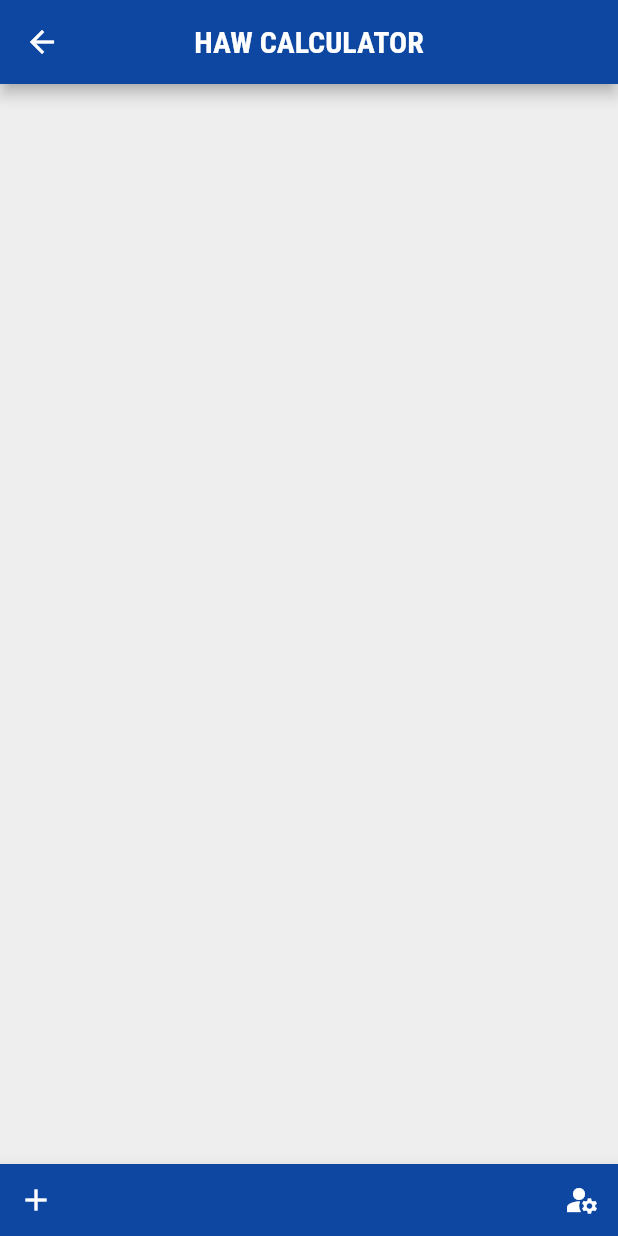
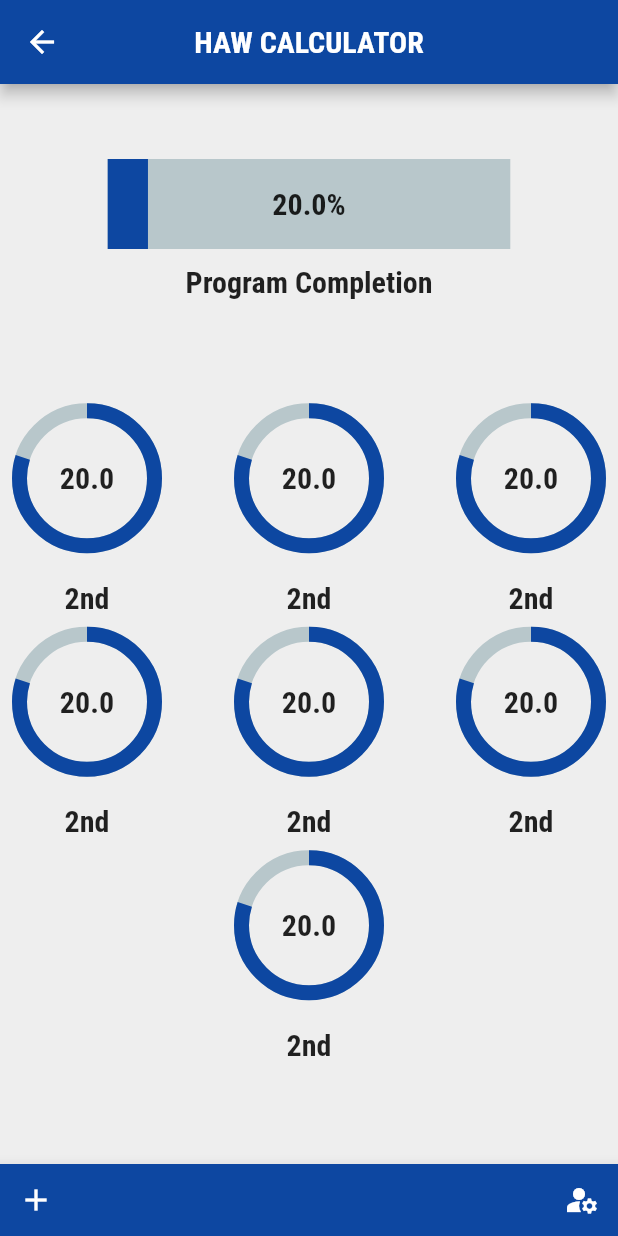
Before and after one commit to HussamKayed/Student_Assistant, a Flutter app: the SemestersSummaryScreen screen opened by its route, after a tap on the "manage accounts" icon, on a phone screen of 412 x 824 dp. Run offline on Flutter 3.47's test engine with Material 2 defaults, Android fonts, the phone set to English and light mode, and no system bars; drawn by our look-alikes of percent_indicator.

Commit message:
structure and most of UI

```diff
--- a/lib/screens/gpa_summary_screen.dart
+++ b/lib/screens/gpa_summary_screen.dart
@@ -1,56 +1,9 @@
 import 'package:flutter/material.dart';
-import 'package:ie_gpa_calculator/screens/subjects_detail_screen.dart';
+
+import '../widgets/gpa_summary_widget.dart';
 
 class GpaSummaryScreen extends StatelessWidget {
   static const String routeName = '/gpa-summary-screen';
-  double grade = 12.85;
-
-  Widget _buildTextInfo(String identificationText, BuildContext ctx) {
-    return Text(identificationText, style: Theme.of(ctx).textTheme.headline6);
-  }
-
-  Widget _buildPageInfo(BuildContext ctx) {
-    return Container(
-        height: MediaQuery.of(ctx).size.height * 0.8,
-        child: Padding(
-          padding: const EdgeInsets.symmetric(horizontal: 10),
-          child: Row(
-            mainAxisAlignment: MainAxisAlignment.spaceBetween,
-            children: [
-              Column(
-                mainAxisAlignment: MainAxisAlignment.spaceBetween,
-                children: [
-                  _buildTextInfo('Acquired Credit Points', ctx),
-                  _buildTextInfo('German System GPA', ctx),
-                  _buildTextInfo('US System GPA', ctx),
-                  _buildTextInfo('HAW System GPA', ctx)
-                ],
-              ),
-              Column(
-                mainAxisAlignment: MainAxisAlignment.spaceAround,
-                children: [
-                  _buildBoxContainer(ctx, grade),
-                  _buildBoxContainer(ctx, grade),
-                  _buildBoxContainer(ctx, grade),
-                  _buildBoxContainer(ctx, grade),
-                ],
-              )
-            ],
-          ),
-        ));
-  }
-
-  Widget _buildBoxContainer(BuildContext ctx, double grade) {
-    return Container(
-        width: MediaQuery.of(ctx).size.width * 0.25,
-        height: MediaQuery.of(ctx).size.width * 0.25,
-        child: Center(
-            child: Text("12.312", style: Theme.of(ctx).textTheme.headline6)),
-        decoration: BoxDecoration(
-            color: Theme.of(ctx).canvasColor,
-            border: Border.all(color: Theme.of(ctx).primaryColor, width: 10),
-            borderRadius: BorderRadius.circular(10)));
-  }
 
   @override
   Widget build(BuildContext context) {
@@ -61,43 +14,6 @@ class GpaSummaryScreen extends StatelessWidget {
           centerTitle: true,
           backgroundColor: Theme.of(context).primaryColor,
         ),
-        body: Container(
-          height: MediaQuery.of(context).size.height * 0.9,
-          child: Column(mainAxisAlignment: MainAxisAlignment.spaceAround,
-              // child: _buildPageInfo(context),
-              children: [
-                buildListTile(context),
-                buildListTile(context),
-                buildListTile(context),
-                buildListTile(context),
-                TextButton(
-                  child: const Text(
-                    "View Entered Subjects",
-                    textAlign: TextAlign.center,
-                  ),
-                  onPressed: () {
-                    Navigator.pushNamed(
-                        context, SubjectsDetailScreen.routeName);
-                  },
-                  style: ButtonStyle(
-                      elevation: MaterialStateProperty.all(10),
-                      foregroundColor: MaterialStateProperty.all(Colors.white),
-                      backgroundColor: MaterialStateProperty.all(
-                          Theme.of(context).primaryColor)),
-                )
-              ]),
-        ));
-  }
-
-  Widget buildListTile(BuildContext ctx) {
-    return Card(
-      color: Theme.of(ctx).canvasColor,
-      elevation: 0,
-      margin: EdgeInsets.all(5),
-      child: Row(mainAxisAlignment: MainAxisAlignment.spaceAround, children: [
-        Text("something", style: Theme.of(ctx).textTheme.headline6),
-        _buildBoxContainer(ctx, grade),
-      ]),
-    );
+        body: GpaSummaryWidget());
   }
 }
--- a/lib/screens/semesters_summary_screen.dart
+++ b/lib/screens/semesters_summary_screen.dart
@@ -1,8 +1,10 @@
-import 'dart:io';
+import 'package:flutter/material.dart';
+import 'package:ie_gpa_calculator/widgets/progress_bar_widget.dart';
+import 'package:ie_gpa_calculator/widgets/progress_indicator_widget.dart';
+import 'package:provider/provider.dart';
 
-import 'package:flutter/material.dart';
-
-import '../widgets/new_subject.dart';
+import '../widgets/new_subject_widget.dart';
+import '/providers/subjects.dart';
 
 class SemestersSummaryScreen extends StatefulWidget {
   static const String routeName = "/semesters-summary-page";
@@ -17,7 +19,8 @@ class _SemestersSummaryScreenState extends State<SemestersSummaryScreen> {
       context: ctx,
       builder: (_) {
         return GestureDetector(
-          onTap: () {},
+          onTap:
+              () {}, // hena hayob2a fe async call zabatha (heya elmain get request)
           child: NewSubject(),
           behavior: HitTestBehavior.opaque,
         );
@@ -27,11 +30,48 @@ class _SemestersSummaryScreenState extends State<SemestersSummaryScreen> {
 
   @override
   Widget build(BuildContext context) {
-    return Scaffold(
+    return ChangeNotifierProvider(
+      create: (context) => Subjects(),
+      child: Scaffold(
         appBar: AppBar(
           title: const Text('HAW CALCULATOR'),
           centerTitle: true,
           backgroundColor: Theme.of(context).primaryColor,
+        ),
+        body: Container(
+          width: double.infinity,
+          height: MediaQuery.of(context).size.height,
+          child: Column(
+            children: [
+              SizedBox(height: 40),
+              Container(
+                  child: Center(
+                      child: Container(
+                          width: MediaQuery.of(context).size.width * 0.9,
+                          child: ProgressBarWidget())),
+                  height: MediaQuery.of(context).size.height * 0.2),
+              Row(
+                mainAxisAlignment: MainAxisAlignment.spaceBetween,
+                children: [
+                  ProgressIndicatorWidget(20, 2),
+                  ProgressIndicatorWidget(20, 2),
+                  ProgressIndicatorWidget(20, 2),
+                ],
+              ),
+              Row(
+                mainAxisAlignment: MainAxisAlignment.spaceBetween,
+                children: [
+                  ProgressIndicatorWidget(20, 2),
+                  ProgressIndicatorWidget(20, 2),
+                  ProgressIndicatorWidget(20, 2)
+                ],
+              ),
+              Row(
+                mainAxisAlignment: MainAxisAlignment.center,
+                children: [ProgressIndicatorWidget(20, 2)],
+              )
+            ],
+          ),
         ),
         bottomNavigationBar: BottomAppBar(
           child: Row(
@@ -39,21 +79,22 @@ class _SemestersSummaryScreenState extends State<SemestersSummaryScreen> {
             mainAxisAlignment: MainAxisAlignment.spaceBetween,
             children: <Widget>[
               IconButton(
-              icon: Icon(
+                icon: const Icon(
                   Icons.add,
                   color: Colors.white,
                 ),
                 onPressed: () => startAdddingNewSubject(context),
               ),
               IconButton(
-              icon: Icon(Icons.manage_accounts_sharp, color: Colors.white),
+                icon: const Icon(Icons.manage_accounts_sharp,
+                    color: Colors.white),
                 onPressed: () {},
               ),
             ],
           ),
           color: Theme.of(context).primaryColor,
         ),
+      ),
     );
-    ;
   }
 }
--- a/lib/screens/splash_screen.dart
+++ b/lib/screens/splash_screen.dart
@@ -2,7 +2,7 @@ import 'dart:async';
 
 import 'package:flutter/material.dart';
 import 'package:flutter/foundation.dart';
-import '../main.dart';
+import 'package:ie_gpa_calculator/screens/semesters_summary_screen.dart';
 
 class SplashScreen extends StatefulWidget {
   const SplashScreen({Key? key}) : super(key: key);
@@ -19,7 +19,7 @@ class _SplashScreenState extends State<SplashScreen> {
 
     super.initState();
     Timer(Duration(seconds: 3), () {
-      Navigator.pushReplacementNamed(context, MyHomePage.routeName);
+      Navigator.pushReplacementNamed(context, SemestersSummaryScreen.routeName);
     });
   }
 
--- a/lib/screens/subjects_detail_screen.dart
+++ b/lib/screens/subjects_detail_screen.dart
@@ -11,9 +11,12 @@ class SubjectsDetailScreen extends StatelessWidget {
         title: Text(
           "Subjects Summary",
         ),
+        foregroundColor: Theme.of(context).primaryColor,
         centerTitle: true,
         backgroundColor: Colors.transparent,
+        elevation: 0,
       ),
+      extendBodyBehindAppBar: true,
     );
   }
 }
--- /dev/null
+++ b/lib/widgets/progress_bar_widget.dart
@@ -0,0 +1,43 @@
+import 'package:flutter/material.dart';
+import 'package:ie_gpa_calculator/screens/gpa_summary_screen.dart';
+import 'package:percent_indicator/percent_indicator.dart';
+
+class ProgressBarWidget extends StatelessWidget {
+  @override
+  Widget build(BuildContext context) {
+    return Padding(
+      padding: const EdgeInsets.all(10),
+      child: GestureDetector(
+        onTap: () =>
+            Navigator.of(context).pushNamed(GpaSummaryScreen.routeName),
+        child: Column(
+          children: [
+            Container(
+              // decoration: BoxDecoration(
+              //   border: Border.all(
+              //     width: 10,
+              //   ),
+              // ),
+              child: LinearPercentIndicator(
+                width: MediaQuery.of(context).size.width * 0.7,
+                alignment: MainAxisAlignment.center,
+                animation: true,
+                animationDuration: 1000,
+                lineHeight: 60,
+                fillColor: Theme.of(context).canvasColor,
+                percent: 0.1,
+                center:
+                    Text("20.0%", style: Theme.of(context).textTheme.headline6),
+                linearStrokeCap: LinearStrokeCap.butt,
+                progressColor: Theme.of(context).primaryColor,
+              ),
+            ),
+            const SizedBox(height: 10),
+            Text("Program Completion",
+                style: Theme.of(context).textTheme.headline6),
+          ],
+        ),
+      ),
+    );
+  }
+}
--- /dev/null
+++ b/lib/widgets/progress_indicator_widget.dart
@@ -0,0 +1,62 @@
+import 'package:flutter/material.dart';
+import 'package:provider/provider.dart';
+import 'package:ie_gpa_calculator/screens/gpa_summary_screen.dart';
+import '../providers/subjects.dart';
+import 'package:percent_indicator/circular_percent_indicator.dart';
+
+class ProgressIndicatorWidget extends StatelessWidget {
+  final double completionPercentage;
+  final int semesterId;
+  ProgressIndicatorWidget(this.completionPercentage, this.semesterId);
+
+  @override
+  Widget build(BuildContext context) {
+    return Column(
+      children: [
+        Padding(
+          padding: const EdgeInsets.all(8.0),
+          child: GestureDetector(
+            onTap: () =>
+                Navigator.of(context).pushNamed(GpaSummaryScreen.routeName),
+            child: CircularPercentIndicator(
+              radius: 100,
+              lineWidth: 10,
+              percent: 0.8,
+              animation: false,
+              fillColor: Theme.of(context).canvasColor,
+              progressColor: Theme.of(context).primaryColor,
+              center: Text(
+                "$completionPercentage",
+                style: Theme.of(context).textTheme.headline6,
+              ),
+            ),
+          ),
+        ),
+        const SizedBox(height: 10),
+        Text(getSemester(semesterId),
+            style: Theme.of(context).textTheme.headline6)
+      ],
+    );
+  }
+
+  String getSemester(int id) {
+    switch (id) {
+      case 1:
+        return "1st";
+      case 2:
+        return "2nd";
+      case 3:
+        return "3rd";
+      case 4:
+        return "4th";
+      case 5:
+        return "5th";
+      case 6:
+        return "6th";
+      case 7:
+        return "7th";
+      default:
+        return "Invalid Semester ID";
+    }
+  }
+}
--- a/pubspec.yaml
+++ b/pubspec.yaml
@@ -29,11 +29,12 @@ environment:
 dependencies:
   flutter:
     sdk: flutter
-
+  provider: ^5.0.0
 
   # The following adds the Cupertino Icons font to your application.
   # Use with the CupertinoIcons class for iOS style icons.
   cupertino_icons: ^1.0.2
+  percent_indicator: ^3.4.0
 
 dev_dependencies:
   flutter_test:
```
Also changed, not shown: lib/main.dart (+12 -9 lines), lib/screens/login_screen.dart (added, +26 -0 lines), lib/screens/register_screen.dart (added, +11 -0 lines), lib/widgets/gpa_summary_widget.dart (added, +66 -0 lines), lib/widgets/login_button_widget.dart (added, +16 -0 lines), lib/widgets/login_text_fields_widget.dart (added, +58 -0 lines), lib/widgets/new_subject.dart (deleted, +0 -74 lines), lib/widgets/register_text_widget.dart (added, +37 -0 lines), pubspec.lock. Lines whose indentation alone changed are shown as unchanged.
